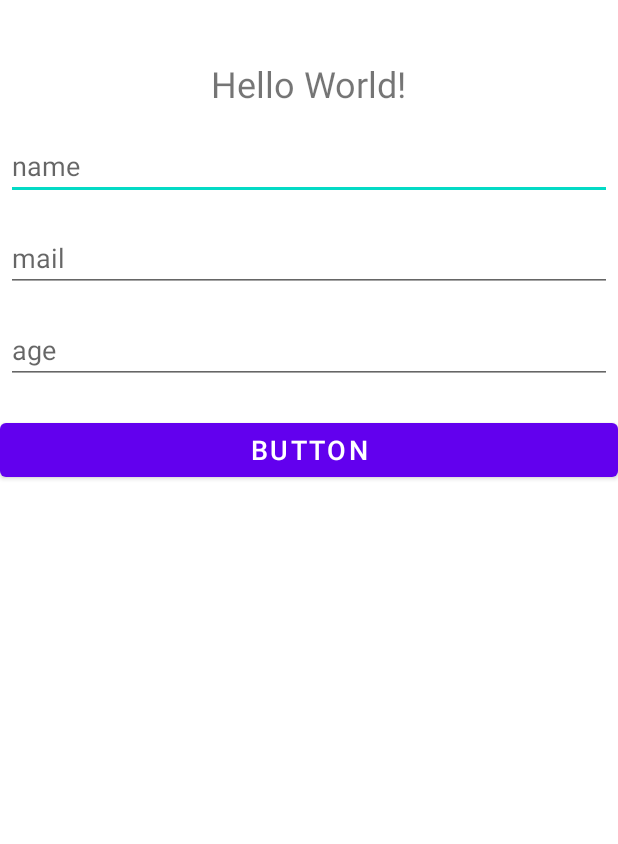
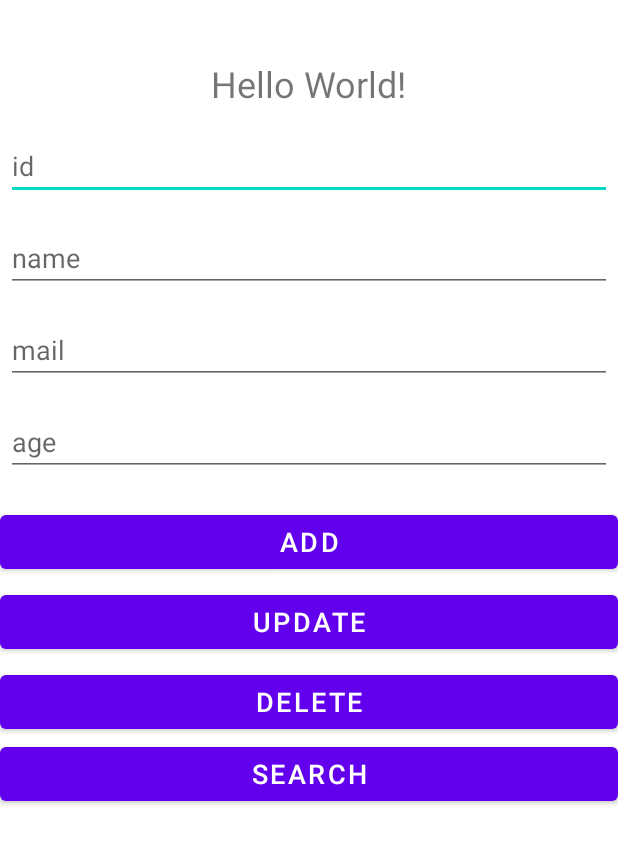
Before and after one commit to naoki1026/JetpackRoom, an Android app: the layout activity_main.xml on its own in the app's theme, with its tools: preview values and no code run, on a phone screen of 412 x 824 dp. Shown: the top 844 px of the screen. Run offline under Robolectric (Android 15) with nearby library versions, the phone set to English and light mode, and no system bars.

Commit message:
Section5-2まで

```diff
--- a/app/src/main/res/layout/activity_main.xml
+++ b/app/src/main/res/layout/activity_main.xml
@@ -21,6 +21,18 @@
         app:layout_constraintVertical_bias="0.05" />
 
     <EditText
+        android:id="@+id/frm_id"
+        android:inputType="text"
+        android:layout_width="match_parent"
+        android:layout_height="wrap_content"
+        android:layout_marginTop="16dp"
+        android:layout_marginLeft="4dp"
+        android:layout_marginRight="4dp"
+        android:layout_marginBottom="4dp"
+        app:layout_constraintTop_toBottomOf="@+id/text1"
+        android:hint="id" />
+
+    <EditText
         android:id="@+id/frm_name"
         android:inputType="text"
         android:layout_width="match_parent"
@@ -29,7 +41,7 @@
         android:layout_marginLeft="4dp"
         android:layout_marginRight="4dp"
         android:layout_marginBottom="4dp"
-        app:layout_constraintTop_toBottomOf="@+id/text1"
+        app:layout_constraintTop_toBottomOf="@+id/frm_id"
         android:hint="name" />
 
 
@@ -57,14 +69,51 @@
         app:layout_constraintTop_toBottomOf="@+id/frm_mail"
         android:hint="age" />
 
+
     <Button
-        android:id="@+id/button1"
+        android:id="@+id/add_button"
         android:layout_width="match_parent"
         android:layout_height="wrap_content"
         android:layout_marginTop="20dp"
-        android:text="Button"
+        android:text="ADD"
         android:textSize="18sp"
-        app:layout_constraintTop_toBottomOf="@+id/frm_age"
-        tools:layout_editor_absoluteX="0dp" />
+        app:layout_constraintEnd_toEndOf="parent"
+        app:layout_constraintStart_toStartOf="parent"
+        app:layout_constraintTop_toBottomOf="@+id/frm_age" />
+
+    <Button
+        android:id="@+id/update_button"
+        android:layout_width="match_parent"
+        android:layout_height="wrap_content"
+        android:layout_marginTop="5dp"
+        android:text="UPDATE"
+        android:textSize="18sp"
+        app:layout_constraintEnd_toEndOf="parent"
+        app:layout_constraintHorizontal_bias="0.0"
+        app:layout_constraintStart_toStartOf="parent"
+        app:layout_constraintTop_toBottomOf="@+id/add_button" />
+
+    <Button
+        android:id="@+id/delete_button"
+        android:layout_width="match_parent"
+        android:layout_height="wrap_content"
+        android:layout_marginTop="5dp"
+        android:text="Delete"
+        android:textSize="18sp"
+        app:layout_constraintEnd_toEndOf="parent"
+        app:layout_constraintHorizontal_bias="0.0"
+        app:layout_constraintStart_toStartOf="parent"
+        app:layout_constraintTop_toBottomOf="@+id/update_button" />
+
+    <Button
+        android:id="@+id/search_button"
+        android:layout_width="match_parent"
+        android:layout_height="wrap_content"
+        android:text="Search"
+        android:textSize="18sp"
+        app:layout_constraintEnd_toEndOf="parent"
+        app:layout_constraintHorizontal_bias="0.0"
+        app:layout_constraintStart_toStartOf="parent"
+        app:layout_constraintTop_toBottomOf="@+id/delete_button" />
 
 </androidx.constraintlayout.widget.ConstraintLayout>
```
Also changed, not shown: app/src/main/java/com/example/jetpackroom/MainActivity.kt (+71 -13 lines), app/src/main/java/com/example/jetpackroom/data/dao/Person.kt (deleted, +0 -17 lines), app/src/main/java/com/example/jetpackroom/data/dao/PersonDao.kt (added, +61 -0 lines), app/src/main/java/com/example/jetpackroom/data/db/AppDatabase.kt (+7 -1 lines), app/src/main/java/com/example/jetpackroom/data/entity/Person.kt (+7 -0 lines), app/src/main/java/com/example/jetpackroom/data/entity/PersonTuple.kt (added, +8 -0 lines).
